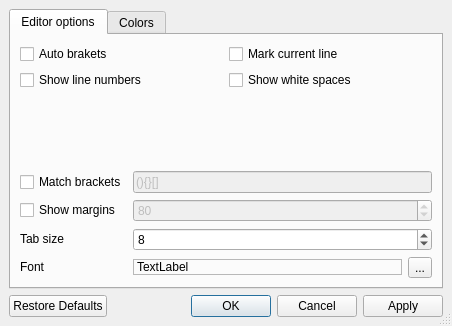
This is tools/qtsourceview/demos/demo4/configdialog.ui in diegoiast/qtsourceview as Qt 5 draws it before an edit. The edited form follows.
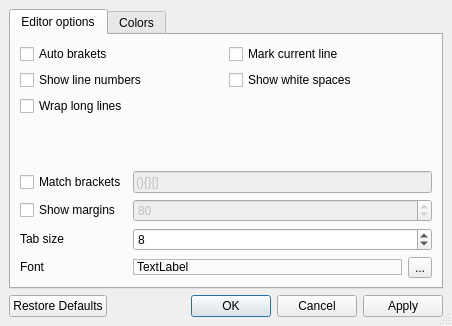
This is the edited form. Custom widgets are drawn as their Qt base class.

Commit message: * make the demo more application like, add a window icon, toolbar etc  * added new action - clear search highlight  * find widget uses better icons, up/down instead of left/right  * gotoline, find, replace uses new frame type, which looks better in win32 style  * replace widget starts getting functionality, replacing one word works (not supporting selection yet)  * new feature: line wrapping. if margins are enabled, it will done by the margin size, otherwise by widget width

Diff of the .ui file:
```diff
--- a/tools/qtsourceview/demos/demo4/configdialog.ui
+++ b/tools/qtsourceview/demos/demo4/configdialog.ui
@@ -89,6 +89,13 @@
            </property>
           </widget>
          </item>
+         <item row="2" column="0" >
+          <widget class="QCheckBox" name="wrapLines" >
+           <property name="text" >
+            <string>Wrap long lines</string>
+           </property>
+          </widget>
+         </item>
         </layout>
        </item>
        <item>
@@ -98,8 +105,8 @@
          </property>
          <property name="sizeHint" >
           <size>
-           <width>20</width>
-           <height>40</height>
+           <width>412</width>
+           <height>16</height>
           </size>
          </property>
         </spacer>
```
Left out of the diff: 40 changed lines with no effect on the pictures. The commit also changes 17 other files.
